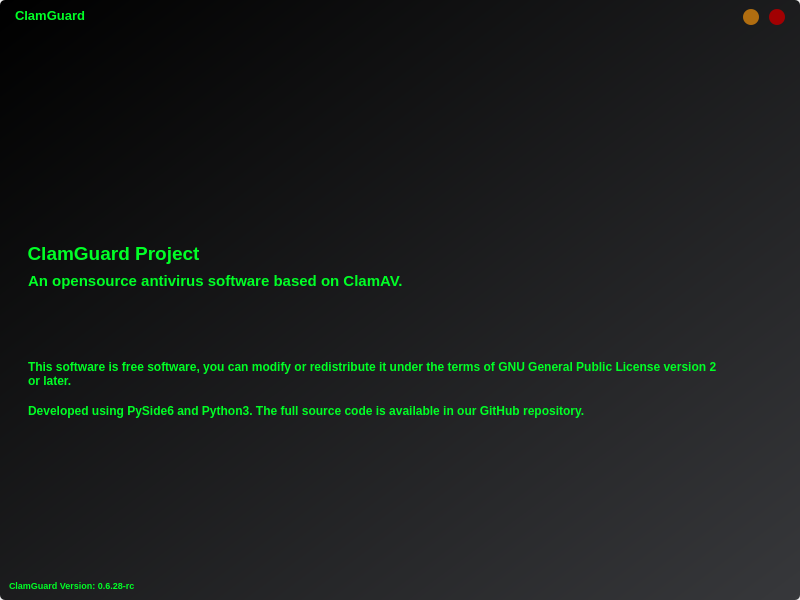
This is mainWindow.ui in 5trange/ClamGuard as Qt 5 draws it before an edit. The edited form follows.
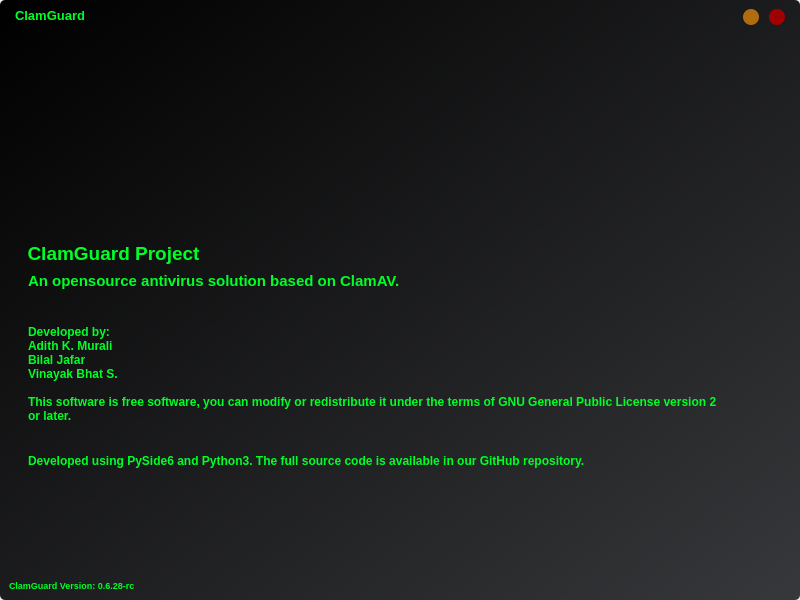
This is the edited form. The open tabs and pages were chosen to show the change. Icons and pictures are not drawn.

Commit message: Cosmetic Changes + Version bump to 0.6.28 to ClamAV

```diff
--- a/mainWindow.ui
+++ b/mainWindow.ui
@@ -1294,16 +1294,16 @@
 </string>
                  </property>
                  <property name="text">
-                  <string>An opensource antivirus software based on ClamAV.</string>
+                  <string>An opensource antivirus solution based on ClamAV.</string>
                  </property>
                 </widget>
                 <widget class="QLabel" name="label_2">
                  <property name="geometry">
                   <rect>
                    <x>10</x>
-                   <y>130</y>
+                   <y>90</y>
                    <width>741</width>
-                   <height>41</height>
+                   <height>121</height>
                   </rect>
                  </property>
                  <property name="font">
@@ -1320,7 +1320,12 @@
 </string>
                  </property>
                  <property name="text">
-                  <string>This software is free software, you can modify or redistribute it under the terms of GNU General Public License version 2
+                  <string>Developed by: 
+Adith K. Murali
+Bilal Jafar
+Vinayak Bhat S.
+
+This software is free software, you can modify or redistribute it under the terms of GNU General Public License version 2
 or later.</string>
                  </property>
                 </widget>
@@ -1328,7 +1333,7 @@
                  <property name="geometry">
                   <rect>
                    <x>10</x>
-                   <y>180</y>
+                   <y>230</y>
                    <width>571</width>
                    <height>16</height>
                   </rect>
```
The commit also changes 1 other file.
